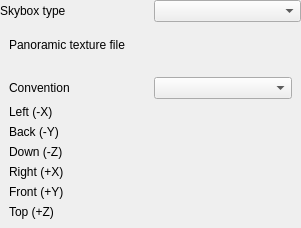
Old version of the form src/ui/3d/skyboxrenderingsettingswidget.ui in the repository qgis/QGIS.
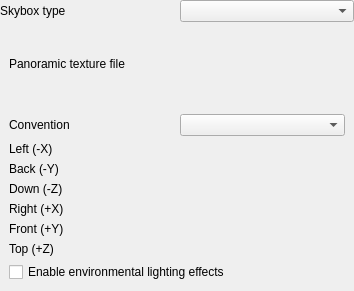
New version of the form. Custom widgets are drawn as their Qt base class.

Commit message: Allow disabling environmental lights

Diff of the .ui file:
```diff
--- a/src/ui/3d/skyboxrenderingsettingswidget.ui
+++ b/src/ui/3d/skyboxrenderingsettingswidget.ui
@@ -6,8 +6,8 @@
    <rect>
     <x>0</x>
     <y>0</y>
-    <width>301</width>
-    <height>228</height>
+    <width>354</width>
+    <height>291</height>
    </rect>
   </property>
   <layout class="QGridLayout" name="gridLayout_2">
@@ -106,6 +106,16 @@
         </property>
        </widget>
       </item>
+      <item row="7" column="0" colspan="2">
+       <widget class="QCheckBox" name="mCheckEnvironmentalLight">
+        <property name="toolTip">
+         <string>When checked, the scene's lighting will reflect the skybox appearance</string>
+        </property>
+        <property name="text">
+         <string>Enable environmental lighting effects</string>
+        </property>
+       </widget>
+      </item>
      </layout>
     </widget>
    </item>
```
Left out of the diff: 68 changed lines with no effect on the pictures. The commit also changes 6 other files.
